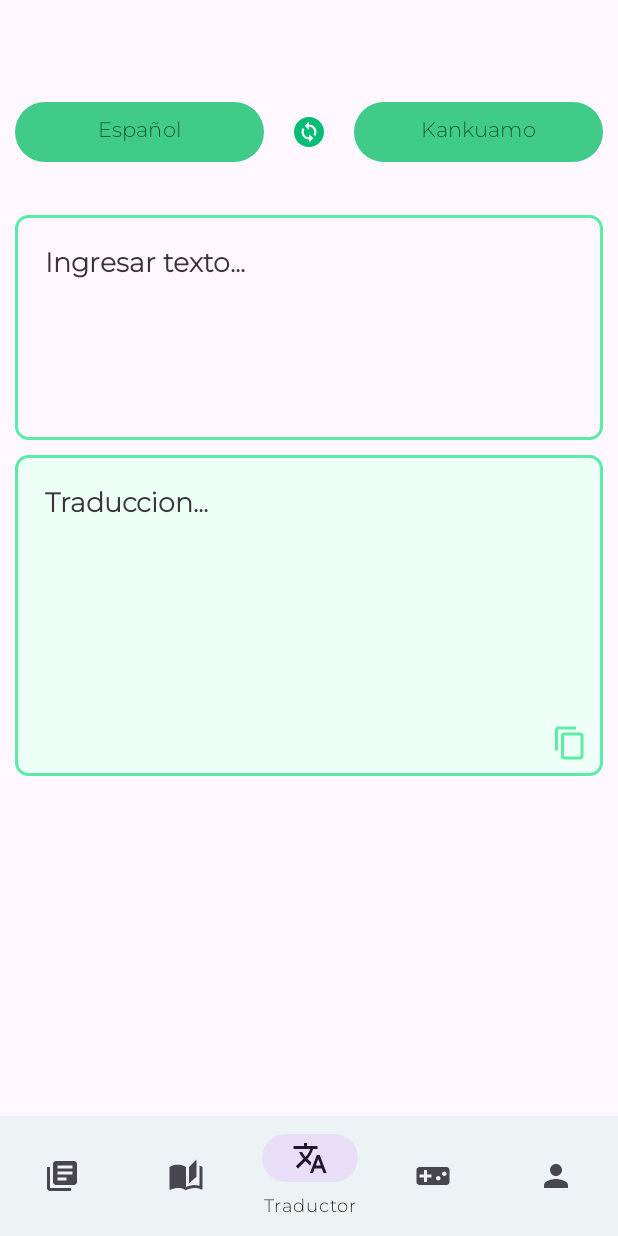
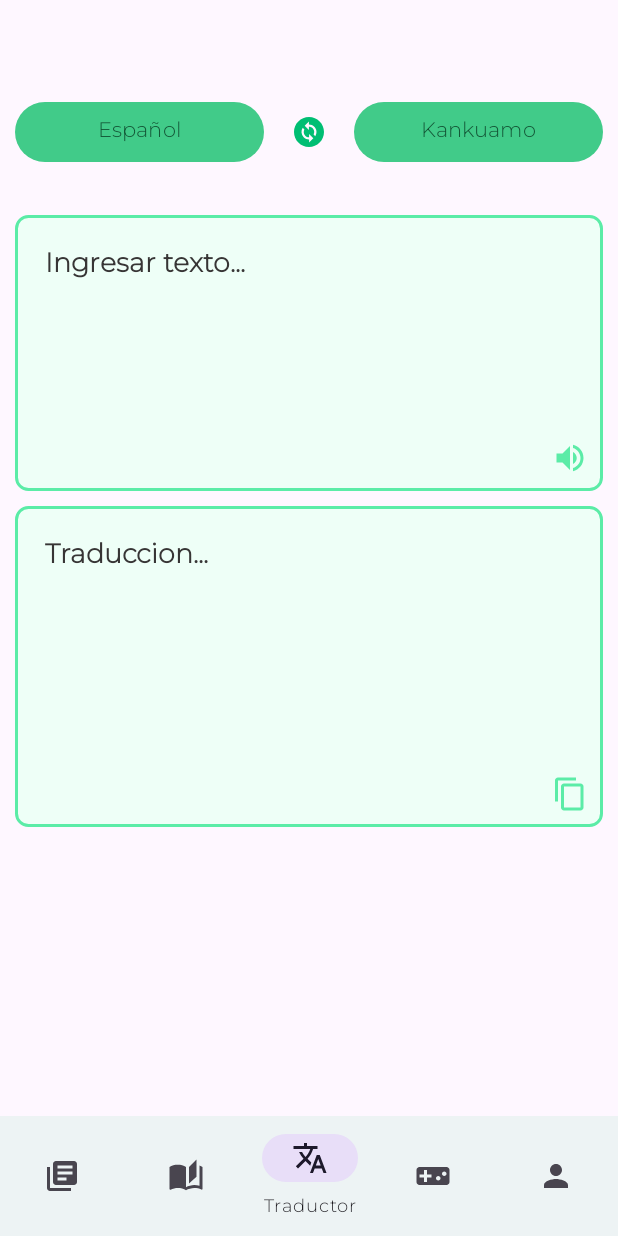
Before and after one commit to jhhonr144/Atanke, an Android app: the screen it shows after launch (MainActivity), on a phone screen of 412 x 824 dp. Run offline under Robolectric (Android 15) with nearby library versions, the phone set to English and light mode, and no system bars; our stand-ins replace navigation-ui.

Commit message:
texto  voz en traductor

```diff
--- /dev/null
+++ b/app/src/main/res/drawable/ic_baseline_volume_up_24.xml
@@ -0,0 +1,5 @@
+<vector android:autoMirrored="true" android:height="24dp"
+    android:tint="#5BECA7" android:viewportHeight="24"
+    android:viewportWidth="24" android:width="24dp" xmlns:android="http://schemas.android.com/apk/res/android">
+    <path android:fillColor="@android:color/white" android:pathData="M3,9v6h4l5,5L12,4L7,9L3,9zM16.5,12c0,-1.77 -1.02,-3.29 -2.5,-4.03v8.05c1.48,-0.73 2.5,-2.25 2.5,-4.02zM14,3.23v2.06c2.89,0.86 5,3.54 5,6.71s-2.11,5.85 -5,6.71v2.06c4.01,-0.91 7,-4.49 7,-8.77s-2.99,-7.86 -7,-8.77z"/>
+</vector>
--- a/app/src/main/res/layout/traductor_fragment.xml
+++ b/app/src/main/res/layout/traductor_fragment.xml
@@ -49,13 +49,19 @@
                 android:text="@string/kankuamo" />
         </LinearLayout>
 
+    <LinearLayout
+        android:layout_width="match_parent"
+        android:layout_height="match_parent"
+        android:background="@drawable/bordefondoverde"
+        android:gravity="right"
+        android:orientation="vertical"
+        android:layout_marginTop="31dp">
         <EditText
             android:id="@+id/editTraducir"
             android:layout_width="match_parent"
             android:layout_height="wrap_content"
-            android:layout_marginTop="31dp"
+            android:background="@android:color/transparent"
             android:autofillHints=""
-            android:background="@drawable/bordeverde"
             android:ems="10"
             android:fontFamily="@font/montserrat_light"
             android:gravity="start|top"
@@ -70,7 +76,14 @@
             android:textColorHint="#373535"
             android:textStyle="bold"
             tools:ignore="TextContrastCheck" />
-
+        <ImageView
+            android:id="@+id/btnVoz"
+            android:layout_width="wrap_content"
+            android:layout_height="wrap_content"
+            android:layout_marginEnd="10sp"
+            android:layout_marginBottom="10sp"
+            android:src="@drawable/ic_baseline_volume_up_24" />
+        </LinearLayout>
         <LinearLayout
             android:layout_width="match_parent"
             android:layout_height="match_parent"
```
Also changed, not shown: app/src/main/java/com/example/atanke/ui/traductor/TraduccionFragment.java (+56 -1 lines).
